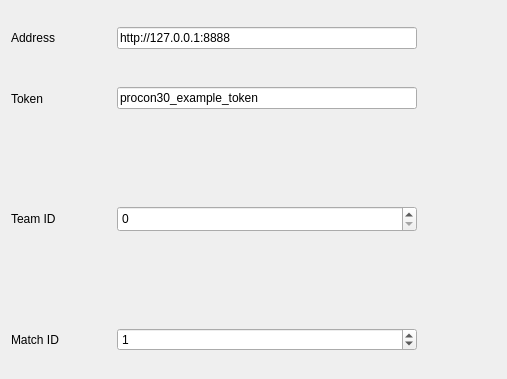
Qt form Takao/takao.ui (tnct-spc/procon2019-comp) before a commit; both pictures show x 0 to 507 and y 0 to 379 of the 1006 by 542 pixel window.
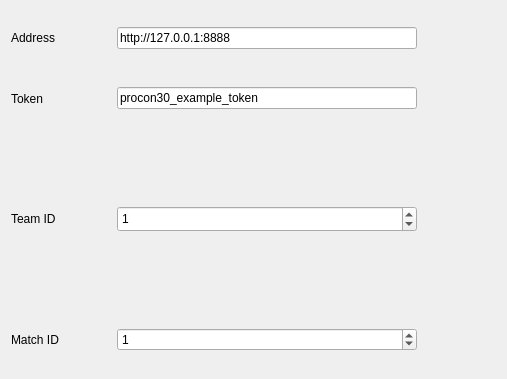
The same form after that commit.

Commit message: [fix]default value

```diff
--- a/Takao/takao.ui
+++ b/Takao/takao.ui
@@ -284,7 +284,7 @@
          <number>1000000000</number>
         </property>
         <property name="value">
-         <number>0</number>
+         <number>1</number>
         </property>
        </widget>
       </item>
```
